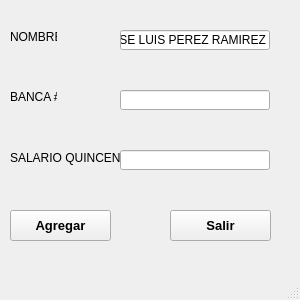
Qt form MiniNomina/FrmDesign/Empleados.ui (CodeDrTech/DevelopPython) before a commit.
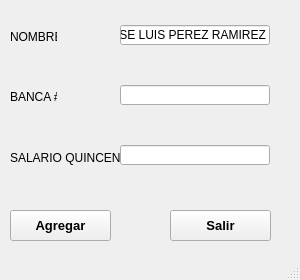
The same form after that commit.

The edit to the form file:
```diff
--- a/MiniNomina/FrmDesign/Empleados.ui
+++ b/MiniNomina/FrmDesign/Empleados.ui
@@ -10,7 +10,7 @@
     <x>0</x>
     <y>0</y>
     <width>300</width>
-    <height>300</height>
+    <height>280</height>
    </rect>
   </property>
   <property name="windowTitle">
@@ -100,7 +100,7 @@
     <property name="geometry">
      <rect>
       <x>120</x>
-      <y>30</y>
+      <y>25</y>
       <width>150</width>
       <height>20</height>
      </rect>
@@ -113,7 +113,7 @@
     <property name="geometry">
      <rect>
       <x>120</x>
-      <y>90</y>
+      <y>85</y>
       <width>150</width>
       <height>20</height>
      </rect>
@@ -123,7 +123,7 @@
     <property name="geometry">
      <rect>
       <x>120</x>
-      <y>150</y>
+      <y>145</y>
       <width>150</width>
       <height>20</height>
      </rect>
```
